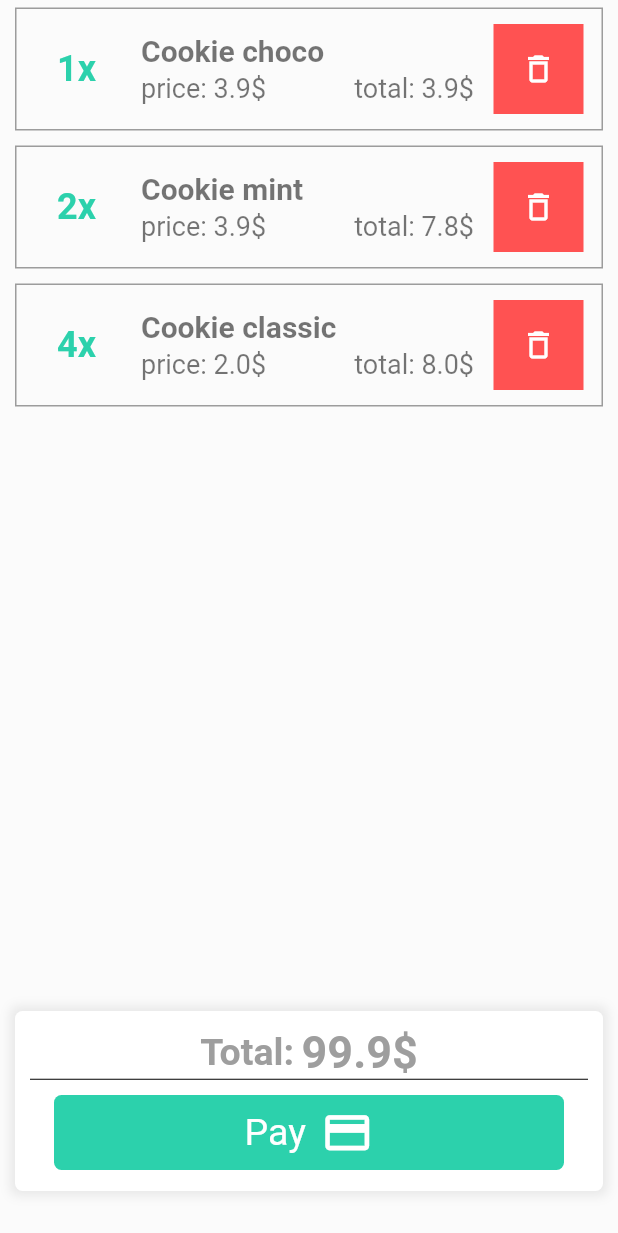
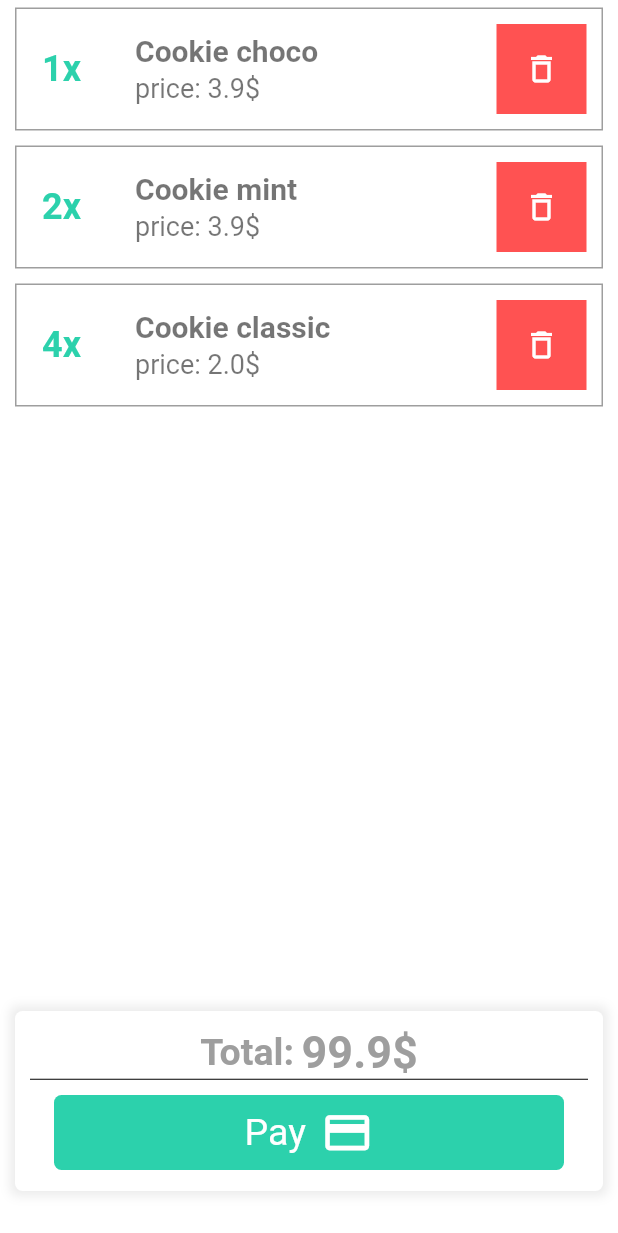
Before and after one commit to nguyenhuynhphu/prc391, a Flutter app: the screen it shows once a user with an empty profile is signed in, after a tap on an icon or button, on a phone screen of 412 x 824 dp. Shown: the top 1233 px of the screen. Run offline on Flutter 3.47's test engine with Material 2 defaults, Android fonts, the light colour scheme and no system bars; our stand-ins replace firebase_auth, firebase_core, firebase_messaging; missing offline and left inert: dart:ffi; accounts and stored records are empty; statements that could not run were skipped.

Commit message:
update homescreen

```diff
--- a/lib/models/product/Product.dart
+++ b/lib/models/product/Product.dart
@@ -3,7 +3,7 @@ import 'dart:ffi';
 class Product {
   int id;
   String name;
-  Float price;
+  double price;
   String desc;
   String image;
 
--- /dev/null
+++ b/lib/models/temp_data.dart
@@ -0,0 +1,34 @@
+import 'package:prc391/models/product/Product.dart';
+
+List TEMP_DATA = [
+  new Product(
+      id: 1,
+      name: "Cookie Choco",
+      price: 3.0,
+      desc: "double choco",
+      image: "images/cookiechoco.jpg"),
+  new Product(
+      id: 1,
+      name: "Cookie Cream",
+      price: 3.0,
+      desc: "Cream sweeties",
+      image: "images/cookiecream.jpg"),
+  new Product(
+      id: 1,
+      name: "Cookie Classic",
+      price: 3.0,
+      desc: "Cookie flavor classic",
+      image: "images/cookieclassic.jpg"),
+  new Product(
+      id: 1,
+      name: "Cookie Mint",
+      price: 3.0,
+      desc: "Cookie flavor mint",
+      image: "images/cookiemint.jpg"),
+  new Product(
+      id: 1,
+      name: "Cookie Vanila",
+      price: 3.0,
+      desc: "Cookie flavor vanila",
+      image: "images/cookievan.jpg"),
+];
--- a/lib/screens/home_screen.dart
+++ b/lib/screens/home_screen.dart
@@ -1,7 +1,7 @@
 import 'package:flutter/cupertino.dart';
 import 'package:flutter/material.dart';
 import 'package:prc391/screens/product_Screen.dart';
-import 'package:prc391/widgets/order_detail.dart';
+import 'package:prc391/screens/order_detail.dart';
 import 'package:prc391/widgets/product_grid.dart';
 
 class HomeScreen extends StatefulWidget {
@@ -20,52 +20,61 @@ class _HomeScreenState extends State<HomeScreen> {
   @override
   Widget build(BuildContext context) {
     return Container(
-        width: MediaQuery.of(context).size.width,
         decoration: BoxDecoration(color: Colors.white),
         child: ListView(
           children: [
             Container(
-              padding: EdgeInsets.only(left: 15, right: 15, top: 20),
-              height: 70,
-              width: MediaQuery.of(context).size.width - 30,
+              margin: EdgeInsets.only(right: 15, left: 15, top: 10, bottom: 10),
+              padding: EdgeInsets.only(left: 9, right: 0),
+              decoration: BoxDecoration(
+                  color: Colors.white,
+                  boxShadow: [
+                    BoxShadow(
+                      color: Colors.grey.withOpacity(0.2),
+                      spreadRadius: 2,
+                      blurRadius: 2,
+                      offset: Offset(2, 2),
+                    )
+                  ],
+                  borderRadius: BorderRadius.circular(5)),
               child: Row(
                 children: [
                   Container(
-                    width: MediaQuery.of(context).size.width - 15 * 2 - 55,
+                    width: MediaQuery.of(context).size.width -
+                        15 * 2 -
+                        7 * 1 -
+                        1 * 2 -
+                        50,
                     child: TextField(
                       decoration: InputDecoration(
-                        hintText: 'example: cookie',
-                        border: OutlineInputBorder(),
-                      ),
+                          hintText: 'example: cookie',
+                          border: InputBorder.none),
                     ),
-                  ),
-                  SizedBox(
-                    width: 5,
                   ),
                   Container(
                       width: 50,
                       decoration: BoxDecoration(
-                        borderRadius: BorderRadius.circular(10),
-                        border: Border.all(
-                          width: 1,
-                          color: Colors.grey,
-                        ),
+                        borderRadius: BorderRadius.only(
+                            topRight: Radius.circular(5),
+                            bottomRight: Radius.circular(5)),
+                        color: Color.fromRGBO(44, 209, 172, 1),
                       ),
                       child: FlatButton(
                           onPressed: () {},
                           child: Icon(
                             Icons.search,
-                            color: Color.fromRGBO(44, 209, 172, 1),
+                            color: Colors.white,
                           )))
                 ],
               ),
             ),
             Container(
-              height: MediaQuery.of(context).size.height - 250,
+              height: MediaQuery.of(context).size.height - 240,
               width: MediaQuery.of(context).size.width,
               child: ProductScreen(),
             ),
             FlatButton(
+                color: Colors.transparent,
                 onPressed: () =>
                     Navigator.push(context, MaterialPageRoute(builder: (_) {
                       return OrderDetailScreen();
@@ -75,7 +84,7 @@ class _HomeScreenState extends State<HomeScreen> {
                   child: Material(
                       type: MaterialType.transparency, // likely
                       child: Container(
-                        margin: EdgeInsets.only(top: 15),
+                        margin: EdgeInsets.only(top: 10),
                         width: MediaQuery.of(context).size.width - 40,
                         height: 70,
                         decoration: BoxDecoration(
--- /dev/null
+++ b/lib/screens/order_detail.dart
@@ -0,0 +1,211 @@
+import 'dart:ffi';
+
+import 'package:flutter/cupertino.dart';
+import 'package:flutter/material.dart';
+import 'package:prc391/screens/product_Screen.dart';
+
+class OrderDetailScreen extends StatefulWidget {
+  OrderDetailScreen();
+  @override
+  OrderDetailScreenState createState() => OrderDetailScreenState();
+}
+
+class OrderDetailScreenState extends State<OrderDetailScreen> {
+  @override
+  Widget build(BuildContext context) {
+    return Scaffold(
+        extendBodyBehindAppBar: true,
+        body: Hero(
+            tag: 'order',
+            child: Material(
+              type: MaterialType.transparency,
+              child: Container(
+                  width: MediaQuery.of(context).size.width,
+                  height: MediaQuery.of(context).size.height,
+                  decoration: BoxDecoration(
+                    color: Colors.white,
+                  ),
+                  child: Stack(
+                    children: [
+                      Container(
+                        height: MediaQuery.of(context).size.height,
+                        width: MediaQuery.of(context).size.width,
+                        child: ListView(
+                          children: [
+                            _ItemOrder('Cookie choco', 3.9, 1, context),
+                            _ItemOrder('Cookie mint', 3.9, 2, context),
+                            _ItemOrder('Cookie classic', 2, 4, context),
+                          ],
+                        ),
+                      ),
+                      Positioned(
+                        top: MediaQuery.of(context).size.height - 150,
+                        child: Container(
+                          padding: EdgeInsets.all(10),
+                          margin: EdgeInsets.only(left: 10, right: 10),
+                          height: 120,
+                          width: MediaQuery.of(context).size.width - 20,
+                          decoration: BoxDecoration(
+                            color: Colors.white,
+                            borderRadius: BorderRadius.circular(5),
+                            boxShadow: [
+                              BoxShadow(
+                                color: Colors.grey.withOpacity(0.2),
+                                spreadRadius: 3,
+                                blurRadius: 5,
+                              )
+                            ],
+                          ),
+                          child: Column(
+                            children: [
+                              Container(
+                                child: Row(
+                                  mainAxisAlignment: MainAxisAlignment.center,
+                                  children: [
+                                    Text(
+                                      'Total:',
+                                      style: TextStyle(
+                                          color: Colors.grey,
+                                          fontSize: 25,
+                                          fontWeight: FontWeight.bold),
+                                    ),
+                                    SizedBox(
+                                      width: 5,
+                                    ),
+                                    Text(
+                                      '99.9\$',
+                                      style: TextStyle(
+                                          color: Colors.grey,
+                                          fontSize: 30,
+                                          fontWeight: FontWeight.bold),
+                                    ),
+                                  ],
+                                ),
+                              ),
+                              Divider(
+                                height: 1,
+                                color: Colors.black,
+                              ),
+                              FlatButton(
+                                onPressed: () {},
+                                child: Material(
+                                    type: MaterialType.transparency, // likely
+                                    child: Container(
+                                      margin: EdgeInsets.only(top: 10),
+                                      width: MediaQuery.of(context).size.width -
+                                          60,
+                                      height: 50,
+                                      decoration: BoxDecoration(
+                                          borderRadius:
+                                              BorderRadius.circular(5),
+                                          color:
+                                              Color.fromRGBO(44, 209, 172, 1)),
+                                      child: Row(
+                                        mainAxisAlignment:
+                                            MainAxisAlignment.center,
+                                        children: [
+                                          Text(
+                                            "Pay",
+                                            style: TextStyle(
+                                                color: Colors.white,
+                                                fontSize: 25),
+                                            textAlign: TextAlign.center,
+                                          ),
+                                          SizedBox(
+                                            width: 10,
+                                          ),
+                                          Icon(
+                                            Icons.payment,
+                                            color: Colors.white,
+                                            size: 35,
+                                          ),
+                                        ],
+                                      ),
+                                    )),
+                              ),
+                            ],
+                          ),
+                        ),
+                      ),
+                    ],
+                  )),
+            )));
+  }
+}
+
+Widget _ItemOrder(String name, double price, int quantity, context) {
+  return Container(
+    margin: EdgeInsets.fromLTRB(10, 5, 10, 5),
+    decoration:
+        BoxDecoration(border: Border.all(width: 1, color: Colors.black38)),
+    child: Row(
+      mainAxisAlignment: MainAxisAlignment.spaceBetween,
+      children: [
+        //so luong
+        Container(
+          width: 60,
+          height: 60,
+          decoration: BoxDecoration(),
+          child: Center(
+            child: Text(
+              quantity.toString() + 'x',
+              style: TextStyle(
+                  color: Color.fromRGBO(44, 209, 172, 1),
+                  fontSize: 24,
+                  fontWeight: FontWeight.bold),
+            ),
+          ),
+        ),
+        SizedBox(
+          width: 3,
+        ),
+        //chi tiet
+        Container(
+          width: MediaQuery.of(context).size.width - 200,
+          height: 80,
+          decoration: BoxDecoration(),
+          child: Column(
+            mainAxisAlignment: MainAxisAlignment.center,
+            crossAxisAlignment: CrossAxisAlignment.start,
+            children: [
+              Text(
+                name,
+                style: TextStyle(
+                    color: Colors.black54,
+                    fontSize: 20,
+                    fontWeight: FontWeight.bold),
+              ),
+              SizedBox(
+                height: 3,
+              ),
+              Row(
+                mainAxisAlignment: MainAxisAlignment.spaceBetween,
+                children: [
+                  Text(
+                    'price: ' + price.toString() + '\$',
+                    style: TextStyle(color: Colors.black54, fontSize: 18),
+                  ),
+                ],
+              ),
+            ],
+          ),
+        ),
+        SizedBox(
+          width: 3,
+        ),
+        // xoa
+        Container(
+          margin: EdgeInsets.all(10),
+          width: 60,
+          height: 60,
+          decoration: BoxDecoration(color: Colors.redAccent),
+          child: Center(
+              child: Icon(
+            Icons.delete_outline,
+            color: Colors.white,
+          )),
+        )
+      ],
+    ),
+  );
+}
--- a/lib/screens/product_Screen.dart
+++ b/lib/screens/product_Screen.dart
@@ -8,19 +8,16 @@ class ProductScreen extends StatelessWidget {
       backgroundColor: Colors.white,
       body: ListView(
         children: [
-          SizedBox(
-            height: 20,
-          ),
           Container(
             padding: EdgeInsets.only(right: 10, left: 10),
             width: MediaQuery.of(context).size.width - 30,
-            height: MediaQuery.of(context).size.height - 280,
+            height: MediaQuery.of(context).size.height - 240,
             child: GridView.count(
               crossAxisCount: 2,
               primary: false,
               crossAxisSpacing: 10,
               mainAxisSpacing: 15,
-              childAspectRatio: 0.9,
+              childAspectRatio: 0.8,
               children: [
                 _buildCard('Cookie Choco', '\$3.99', 'images/cookiechoco.jpg',
                     false, context),
@@ -43,7 +40,7 @@ class ProductScreen extends StatelessWidget {
   Widget _buildCard(
       String name, String price, String image, bool added, context) {
     return Padding(
-      padding: EdgeInsets.only(top: 5, bottom: 5, left: 5, right: 5),
+      padding: EdgeInsets.only(top: 1, bottom: 5, left: 5, right: 5),
       child: InkWell(
         onTap: () {},
         onLongPress: () {
@@ -56,6 +53,8 @@ class ProductScreen extends StatelessWidget {
         },
         child: Container(
           decoration: BoxDecoration(
+              image: new DecorationImage(
+                  image: AssetImage(image), fit: BoxFit.contain),
               borderRadius: BorderRadius.circular(15),
               boxShadow: [
                 BoxShadow(
@@ -65,23 +64,16 @@ class ProductScreen extends StatelessWidget {
                 )
               ],
               color: Colors.white),
+          child: Container(
+            decoration: BoxDecoration(
+                color: Colors.black38.withOpacity(0.7),
+                borderRadius: BorderRadius.only(
+                    bottomLeft: Radius.circular(15),
+                    bottomRight: Radius.circular(15))),
+            margin: EdgeInsets.only(top: 160),
             child: Column(
+              mainAxisAlignment: MainAxisAlignment.end,
               children: [
-              Padding(
-                padding: EdgeInsets.all(5),
-              ),
-              Hero(
-                  tag: image,
-                  child: Container(
-                    height: 75,
-                    width: 75,
-                    decoration: BoxDecoration(
-                        image: new DecorationImage(
-                            image: AssetImage(image), fit: BoxFit.fill)),
-                  )),
-              SizedBox(
-                height: 7,
-              ),
                 Text(
                   price,
                   style: TextStyle(
@@ -92,47 +84,16 @@ class ProductScreen extends StatelessWidget {
                 Text(
                   name,
                   style: TextStyle(
-                    color: Color(0xFF575E67),
+                      color: Colors.white,
                       fontFamily: 'Varela',
-                    fontSize: 16),
+                      fontSize: 16,
+                      fontWeight: FontWeight.bold),
                 ),
                 SizedBox(
                   height: 16,
                 ),
-              Padding(
-                padding: EdgeInsets.only(left: 5, right: 5),
-                child: Row(
-                  mainAxisAlignment: MainAxisAlignment.spaceEvenly,
-                  children: [
-                    if (!added) ...[
-                      Icon(
-                        Icons.shopping_basket,
-                        color: Color.fromRGBO(44, 209, 172, 1),
-                        size: 16,
-                      ),
-                      Text(
-                        'Add to cart',
-                        style: TextStyle(
-                          fontFamily: 'Varela',
-                          color: Color.fromRGBO(44, 209, 172, 1),
-                          fontSize: 16,
-                        ),
-                      ),
-                    ],
-                    if (added) ...[
-                      Text(
-                        '3',
-                        style: TextStyle(
-                            fontFamily: 'Varela',
-                            color: Color.fromRGBO(44, 209, 172, 1),
-                            fontSize: 16,
-                            fontWeight: FontWeight.bold),
-                      ),
-                    ]
               ],
             ),
-              )
-            ],
           ),
         ),
       ),
--- a/lib/widgets/order_detail.dart
+++ /dev/null
@@ -1,209 +0,0 @@
-import 'dart:ffi';
-
-import 'package:flutter/cupertino.dart';
-import 'package:flutter/material.dart';
-import 'package:prc391/screens/product_Screen.dart';
-
-class OrderDetailScreen extends StatefulWidget {
-  OrderDetailScreen();
-  @override
-  OrderDetailScreenState createState() => OrderDetailScreenState();
-}
-
-class OrderDetailScreenState extends State<OrderDetailScreen> {
-  @override
-  Widget build(BuildContext context) {
-    return Scaffold(
-        extendBodyBehindAppBar: true,
-        body: Hero(
-            tag: 'order',
-            child: Container(
-                width: MediaQuery.of(context).size.width,
-                height: MediaQuery.of(context).size.height,
-                decoration: BoxDecoration(
-                  color: Colors.white24,
-                ),
-                child: Stack(
-                  children: [
-                    Container(
-                      height: MediaQuery.of(context).size.height,
-                      width: MediaQuery.of(context).size.width,
-                      child: ListView(
-                        children: [
-                          _ItemOrder('Cookie choco', 3.9, 1, context),
-                          _ItemOrder('Cookie mint', 3.9, 2, context),
-                          _ItemOrder('Cookie classic', 2, 4, context),
-                        ],
-                      ),
-                    ),
-                    Positioned(
-                      top: MediaQuery.of(context).size.height - 150,
-                      child: Container(
-                        padding: EdgeInsets.all(10),
-                        margin: EdgeInsets.only(left: 10, right: 10),
-                        height: 120,
-                        width: MediaQuery.of(context).size.width - 20,
-                        decoration: BoxDecoration(
-                          color: Colors.white,
-                          borderRadius: BorderRadius.circular(5),
-                          boxShadow: [
-                            BoxShadow(
-                              color: Colors.grey.withOpacity(0.2),
-                              spreadRadius: 3,
-                              blurRadius: 5,
-                            )
-                          ],
-                        ),
-                        child: Column(
-                          children: [
-                            Container(
-                              child: Row(
-                                mainAxisAlignment: MainAxisAlignment.center,
-                                children: [
-                                  Text(
-                                    'Total:',
-                                    style: TextStyle(
-                                        color: Colors.grey,
-                                        fontSize: 25,
-                                        fontWeight: FontWeight.bold),
-                                  ),
-                                  SizedBox(
-                                    width: 5,
-                                  ),
-                                  Text(
-                                    '99.9\$',
-                                    style: TextStyle(
-                                        color: Colors.grey,
-                                        fontSize: 30,
-                                        fontWeight: FontWeight.bold),
-                                  ),
-                                ],
-                              ),
-                            ),
-                            Divider(
-                              height: 1,
-                              color: Colors.black,
-                            ),
-                            FlatButton(
-                              onPressed: () {},
-                              child: Material(
-                                  type: MaterialType.transparency, // likely
-                                  child: Container(
-                                    margin: EdgeInsets.only(top: 10),
-                                    width:
-                                        MediaQuery.of(context).size.width - 60,
-                                    height: 50,
-                                    decoration: BoxDecoration(
-                                        borderRadius: BorderRadius.circular(5),
-                                        color: Color.fromRGBO(44, 209, 172, 1)),
-                                    child: Row(
-                                      mainAxisAlignment:
-                                          MainAxisAlignment.center,
-                                      children: [
-                                        Text(
-                                          "Pay",
-                                          style: TextStyle(
-                                              color: Colors.white,
-                                              fontSize: 25),
-                                          textAlign: TextAlign.center,
-                                        ),
-                                        SizedBox(
-                                          width: 10,
-                                        ),
-                                        Icon(
-                                          Icons.payment,
-                                          color: Colors.white,
-                                          size: 35,
-                                        ),
-                                      ],
-                                    ),
-                                  )),
-                            ),
-                          ],
-                        ),
-                      ),
-                    ),
-                  ],
-                ))));
-  }
-}
-
-Widget _ItemOrder(String name, double price, int quantity, context) {
-  return Container(
-    margin: EdgeInsets.fromLTRB(10, 5, 10, 5),
-    decoration:
-        BoxDecoration(border: Border.all(width: 1, color: Colors.black38)),
-    child: Row(
-      children: [
-        //so luong
-        Container(
-          width: 80,
-          height: 80,
-          decoration: BoxDecoration(),
-          child: Center(
-            child: Text(
-              quantity.toString() + 'x',
-              style: TextStyle(
-                  color: Color.fromRGBO(44, 209, 172, 1),
-                  fontSize: 24,
-                  fontWeight: FontWeight.bold),
-            ),
-          ),
-        ),
-        SizedBox(
-          width: 3,
-        ),
-        //chi tiet
-        Container(
-          width: MediaQuery.of(context).size.width - 190,
-          height: 80,
-          decoration: BoxDecoration(),
-          child: Column(
-            mainAxisAlignment: MainAxisAlignment.center,
-            crossAxisAlignment: CrossAxisAlignment.start,
-            children: [
-              Text(
-                name,
-                style: TextStyle(
-                    color: Colors.black54,
-                    fontSize: 20,
-                    fontWeight: FontWeight.bold),
-              ),
-              SizedBox(
-                height: 3,
-              ),
-              Row(
-                mainAxisAlignment: MainAxisAlignment.spaceBetween,
-                children: [
-                  Text(
-                    'price: ' + price.toString() + '\$',
-                    style: TextStyle(color: Colors.black54, fontSize: 18),
-                  ),
-                  Text(
-                    'total: ' + (price * quantity).toString() + '\$',
-                    style: TextStyle(color: Colors.black54, fontSize: 18),
-                  ),
-                ],
-              ),
-            ],
-          ),
-        ),
-        SizedBox(
-          width: 3,
-        ),
-        //gia va xoa
-        Container(
-          margin: EdgeInsets.all(10),
-          width: 60,
-          height: 60,
-          decoration: BoxDecoration(color: Colors.redAccent),
-          child: Center(
-              child: Icon(
-            Icons.delete_outline,
-            color: Colors.white,
-          )),
-        )
-      ],
-    ),
-  );
-}
```
Lines whose indentation alone changed are shown as unchanged.
